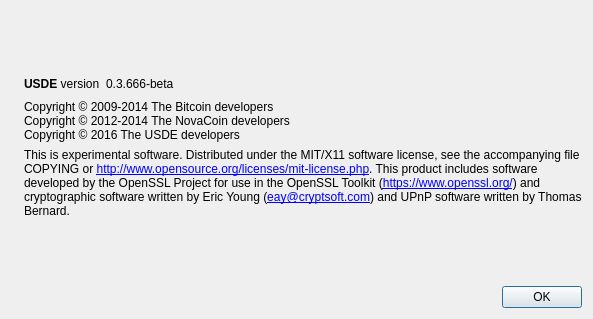
Qt form src/qt/forms/aboutdialog.ui (owner232/USDEX) before a commit.
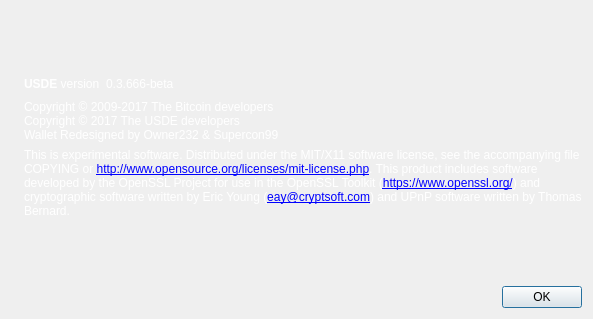
The same form after that commit. Icons and pictures are not drawn.

```diff
--- a/src/qt/forms/aboutdialog.ui
+++ b/src/qt/forms/aboutdialog.ui
@@ -49,6 +49,124 @@
       <layout class="QHBoxLayout" name="horizontalLayout">
        <item>
         <widget class="QLabel" name="label">
+         <property name="palette">
+          <palette>
+           <active>
+            <colorrole role="WindowText">
+             <brush brushstyle="SolidPattern">
+              <color alpha="255">
+               <red>255</red>
+               <green>255</green>
+               <blue>255</blue>
+              </color>
+             </brush>
+            </colorrole>
+            <colorrole role="Text">
+             <brush brushstyle="SolidPattern">
+              <color alpha="255">
+               <red>255</red>
+               <green>255</green>
+               <blue>255</blue>
+              </color>
+             </brush>
+            </colorrole>
+            <colorrole role="ButtonText">
+             <brush brushstyle="SolidPattern">
+              <color alpha="255">
+               <red>255</red>
+               <green>255</green>
+               <blue>255</blue>
+              </color>
+             </brush>
+            </colorrole>
+            <colorrole role="ToolTipText">
+             <brush brushstyle="SolidPattern">
+              <color alpha="255">
+               <red>255</red>
+               <green>255</green>
+               <blue>255</blue>
+              </color>
+             </brush>
+            </colorrole>
+           </active>
+           <inactive>
+            <colorrole role="WindowText">
+             <brush brushstyle="SolidPattern">
+              <color alpha="255">
+               <red>255</red>
+               <green>255</green>
+               <blue>255</blue>
+              </color>
+             </brush>
+            </colorrole>
+            <colorrole role="Text">
+             <brush brushstyle="SolidPattern">
+              <color alpha="255">
+               <red>255</red>
+               <green>255</green>
+               <blue>255</blue>
+              </color>
+             </brush>
+            </colorrole>
+            <colorrole role="ButtonText">
+             <brush brushstyle="SolidPattern">
+              <color alpha="255">
+               <red>255</red>
+               <green>255</green>
+               <blue>255</blue>
+              </color>
+             </brush>
+            </colorrole>
+            <colorrole role="ToolTipText">
+             <brush brushstyle="SolidPattern">
+              <color alpha="255">
+               <red>255</red>
+               <green>255</green>
+               <blue>255</blue>
+              </color>
+             </brush>
+            </colorrole>
+           </inactive>
+           <disabled>
+            <colorrole role="WindowText">
+             <brush brushstyle="SolidPattern">
+              <color alpha="255">
+               <red>120</red>
+               <green>120</green>
+               <blue>120</blue>
+              </color>
+             </brush>
+            </colorrole>
+            <colorrole role="Text">
+             <brush brushstyle="SolidPattern">
+              <color alpha="255">
+               <red>120</red>
+               <green>120</green>
+               <blue>120</blue>
+              </color>
+             </brush>
+            </colorrole>
+            <colorrole role="ButtonText">
+             <brush brushstyle="SolidPattern">
+              <color alpha="255">
+               <red>120</red>
+               <green>120</green>
+               <blue>120</blue>
+              </color>
+             </brush>
+            </colorrole>
+            <colorrole role="ToolTipText">
+             <brush brushstyle="SolidPattern">
+              <color alpha="255">
+               <red>255</red>
+               <green>255</green>
+               <blue>255</blue>
+              </color>
+             </brush>
+            </colorrole>
+           </disabled>
+          </palette>
+         </property>
          <property name="cursor">
           <cursorShape>IBeamCursor</cursorShape>
          </property>
@@ -62,6 +180,124 @@
        </item>
        <item>
         <widget class="QLabel" name="versionLabel">
+         <property name="palette">
+          <palette>
+           <active>
+            <colorrole role="WindowText">
+             <brush brushstyle="SolidPattern">
+              <color alpha="255">
+               <red>255</red>
+               <green>255</green>
+               <blue>255</blue>
+              </color>
+             </brush>
+            </colorrole>
+            <colorrole role="Text">
+             <brush brushstyle="SolidPattern">
+              <color alpha="255">
+               <red>255</red>
+               <green>255</green>
+               <blue>255</blue>
+              </color>
+             </brush>
+            </colorrole>
+            <colorrole role="ButtonText">
+             <brush brushstyle="SolidPattern">
+              <color alpha="255">
+               <red>255</red>
+               <green>255</green>
+               <blue>255</blue>
+              </color>
+             </brush>
+            </colorrole>
+            <colorrole role="ToolTipText">
+             <brush brushstyle="SolidPattern">
+              <color alpha="255">
+               <red>255</red>
+               <green>255</green>
+               <blue>255</blue>
+              </color>
+             </brush>
+            </colorrole>
+           </active>
+           <inactive>
+            <colorrole role="WindowText">
+             <brush brushstyle="SolidPattern">
+              <color alpha="255">
+               <red>255</red>
+               <green>255</green>
+               <blue>255</blue>
+              </color>
+             </brush>
+            </colorrole>
+            <colorrole role="Text">
+             <brush brushstyle="SolidPattern">
+              <color alpha="255">
+               <red>255</red>
+               <green>255</green>
+               <blue>255</blue>
+              </color>
+             </brush>
+            </colorrole>
+            <colorrole role="ButtonText">
+             <brush brushstyle="SolidPattern">
+              <color alpha="255">
+               <red>255</red>
+               <green>255</green>
+               <blue>255</blue>
+              </color>
+             </brush>
+            </colorrole>
+            <colorrole role="ToolTipText">
+             <brush brushstyle="SolidPattern">
+              <color alpha="255">
+               <red>255</red>
+               <green>255</green>
+               <blue>255</blue>
+              </color>
+             </brush>
+            </colorrole>
+           </inactive>
+           <disabled>
+            <colorrole role="WindowText">
+             <brush brushstyle="SolidPattern">
+              <color alpha="255">
+               <red>120</red>
+               <green>120</green>
+               <blue>120</blue>
+              </color>
+             </brush>
+            </colorrole>
+            <colorrole role="Text">
+             <brush brushstyle="SolidPattern">
+              <color alpha="255">
+               <red>120</red>
+               <green>120</green>
+               <blue>120</blue>
+              </color>
+             </brush>
+            </colorrole>
+            <colorrole role="ButtonText">
+             <brush brushstyle="SolidPattern">
+              <color alpha="255">
+               <red>120</red>
+               <green>120</green>
+               <blue>120</blue>
+              </color>
+             </brush>
+            </colorrole>
+            <colorrole role="ToolTipText">
+             <brush brushstyle="SolidPattern">
+              <color alpha="255">
+               <red>255</red>
+               <green>255</green>
+               <blue>255</blue>
+              </color>
+             </brush>
+            </colorrole>
+           </disabled>
+          </palette>
+         </property>
          <property name="cursor">
           <cursorShape>IBeamCursor</cursorShape>
          </property>
@@ -90,13 +326,104 @@
      </item>
      <item>
       <widget class="QLabel" name="copyrightLabel">
+       <property name="palette">
+        <palette>
+         <active>
+          <colorrole role="WindowText">
+           <brush brushstyle="SolidPattern">
+            <color alpha="255">
+             <red>255</red>
+             <green>255</green>
+             <blue>255</blue>
+            </color>
+           </brush>
+          </colorrole>
+          <colorrole role="Text">
+           <brush brushstyle="SolidPattern">
+            <color alpha="255">
+             <red>255</red>
+             <green>255</green>
+             <blue>255</blue>
+            </color>
+           </brush>
+          </colorrole>
+          <colorrole role="ButtonText">
+           <brush brushstyle="SolidPattern">
+            <color alpha="255">
+             <red>255</red>
+             <green>255</green>
+             <blue>255</blue>
+            </color>
+           </brush>
+          </colorrole>
+         </active>
+         <inactive>
+          <colorrole role="WindowText">
+           <brush brushstyle="SolidPattern">
+            <color alpha="255">
+             <red>255</red>
+             <green>255</green>
+             <blue>255</blue>
+            </color>
+           </brush>
+          </colorrole>
+          <colorrole role="Text">
+           <brush brushstyle="SolidPattern">
+            <color alpha="255">
+             <red>255</red>
+             <green>255</green>
+             <blue>255</blue>
+            </color>
+           </brush>
+          </colorrole>
+          <colorrole role="ButtonText">
+           <brush brushstyle="SolidPattern">
+            <color alpha="255">
+             <red>255</red>
+             <green>255</green>
+             <blue>255</blue>
+            </color>
+           </brush>
+          </colorrole>
+         </inactive>
+         <disabled>
+          <colorrole role="WindowText">
+           <brush brushstyle="SolidPattern">
+            <color alpha="255">
+             <red>120</red>
+             <green>120</green>
+             <blue>120</blue>
+            </color>
+           </brush>
+          </colorrole>
+          <colorrole role="Text">
+           <brush brushstyle="SolidPattern">
+            <color alpha="255">
+             <red>120</red>
+             <green>120</green>
+             <blue>120</blue>
+            </color>
+           </brush>
+          </colorrole>
+          <colorrole role="ButtonText">
+           <brush brushstyle="SolidPattern">
+            <color alpha="255">
+             <red>120</red>
+             <green>120</green>
+             <blue>120</blue>
+            </color>
+           </brush>
+          </colorrole>
+         </disabled>
+        </palette>
+       </property>
        <property name="cursor">
         <cursorShape>IBeamCursor</cursorShape>
        </property>
        <property name="text">
-        <string>Copyright © 2009-2014 The Bitcoin developers
-Copyright © 2012-2014 The NovaCoin developers
-Copyright © 2016 The USDE developers</string>
+        <string>Copyright © 2009-2017 The Bitcoin developers
+Copyright © 2017 The USDE developers
+Wallet Redesigned by Owner232 &amp; Supercon99</string>
        </property>
        <property name="textInteractionFlags">
         <set>Qt::LinksAccessibleByMouse|Qt::TextSelectableByKeyboard|Qt::TextSelectableByMouse</set>
@@ -105,6 +432,124 @@
      </item>
      <item>
       <widget class="QLabel" name="label_2">
+       <property name="palette">
+        <palette>
+         <active>
+          <colorrole role="WindowText">
+           <brush brushstyle="SolidPattern">
+            <color alpha="255">
+             <red>255</red>
+             <green>255</green>
+             <blue>255</blue>
+            </color>
+           </brush>
+          </colorrole>
+          <colorrole role="Text">
+           <brush brushstyle="SolidPattern">
+            <color alpha="255">
+             <red>255</red>
+             <green>255</green>
+             <blue>255</blue>
+            </color>
+           </brush>
+          </colorrole>
+          <colorrole role="ButtonText">
+           <brush brushstyle="SolidPattern">
+            <color alpha="255">
+             <red>255</red>
+             <green>255</green>
+             <blue>255</blue>
+            </color>
+           </brush>
+          </colorrole>
+          <colorrole role="ToolTipText">
+           <brush brushstyle="SolidPattern">
+            <color alpha="255">
+             <red>255</red>
+             <green>255</green>
+             <blue>255</blue>
+            </color>
+           </brush>
+          </colorrole>
+         </active>
+         <inactive>
+          <colorrole role="WindowText">
+           <brush brushstyle="SolidPattern">
+            <color alpha="255">
+             <red>255</red>
+             <green>255</green>
+             <blue>255</blue>
+            </color>
+           </brush>
+          </colorrole>
+          <colorrole role="Text">
+           <brush brushstyle="SolidPattern">
+            <color alpha="255">
+             <red>255</red>
+             <green>255</green>
+             <blue>255</blue>
+            </color>
+           </brush>
+          </colorrole>
+          <colorrole role="ButtonText">
+           <brush brushstyle="SolidPattern">
+            <color alpha="255">
+             <red>255</red>
+             <green>255</green>
+             <blue>255</blue>
+            </color>
+           </brush>
+          </colorrole>
+          <colorrole role="ToolTipText">
+           <brush brushstyle="SolidPattern">
+            <color alpha="255">
+             <red>255</red>
+             <green>255</green>
+             <blue>255</blue>
+            </color>
+           </brush>
+          </colorrole>
+         </inactive>
+         <disabled>
+          <colorrole role="WindowText">
+           <brush brushstyle="SolidPattern">
+            <color alpha="255">
+             <red>120</red>
+             <green>120</green>
+             <blue>120</blue>
+            </color>
+           </brush>
+          </colorrole>
+          <colorrole role="Text">
+           <brush brushstyle="SolidPattern">
+            <color alpha="255">
+             <red>120</red>
+             <green>120</green>
+             <blue>120</blue>
+            </color>
+           </brush>
+          </colorrole>
+          <colorrole role="ButtonText">
+           <brush brushstyle="SolidPattern">
+            <color alpha="255">
+             <red>120</red>
+             <green>120</green>
+             <blue>120</blue>
+            </color>
+           </brush>
+          </colorrole>
+          <colorrole role="ToolTipText">
+           <brush brushstyle="SolidPattern">
+            <color alpha="255">
+             <red>255</red>
+             <green>255</green>
+             <blue>255</blue>
+            </color>
+           </brush>
+          </colorrole>
+         </disabled>
+        </palette>
+       </property>
        <property name="cursor">
         <cursorShape>IBeamCursor</cursorShape>
        </property>
```
